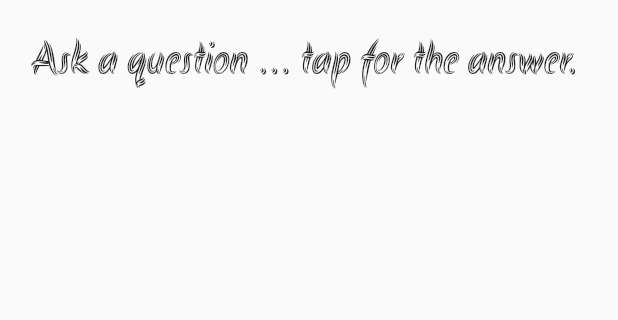
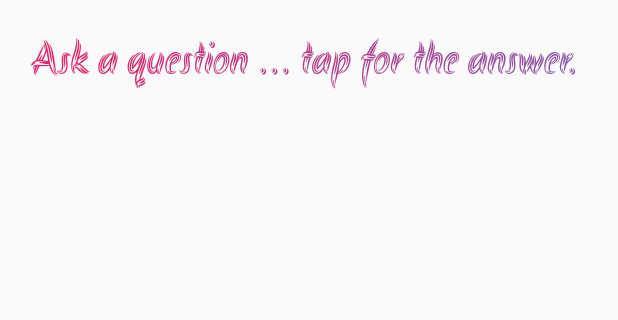
Before and after one commit to shfarazi/Calling_Card, a Flutter app: the Predictor widget shown alone on an empty page, opened directly, on a phone screen of 412 x 824 dp, the part 566-886 px from its top. Run offline on Flutter 3.47's test engine with Material 2 defaults, Android fonts, the phone set to English and light mode, and no system bars.

Commit message:
color shader added

```diff
--- a/lib/components/predictor.dart
+++ b/lib/components/predictor.dart
@@ -1,3 +1,4 @@
+import 'package:call_me_maybe/components/shades.dart';
 import 'package:call_me_maybe/models/eight_ball.dart';
 import 'package:flutter/material.dart';
 
@@ -22,15 +23,12 @@ class _PredictorState extends State<Predictor> {
         SizedBox(height: 25),
         GestureDetector(
           onTap: () {setState(() { ball.roll(); }); },
-          child: Text('Ask a question ... tap for the answer.', style: TextStyle(fontFamily: 'Akronim', fontSize: 30))
+          child: Text('Ask a question ... tap for the answer.',
+          style: TextStyle(fontFamily: 'Akronim', fontSize: 30,
+          foreground: Paint()..shader = linearGradient))
         ),
         SizedBox(height: 25),
         Text('${ball.prediction}', style: TextStyle(fontFamily: 'ArchitectsDaughter', fontSize: 18)),
       ]));
   }
 }
-
-// Widget banner(BuildContext context) {
-  //   return Text('Baby Yoda', style: TextStyle(fontFamily: 'Akronim', fontSize: 70));
-  //   // return Text('Baby Yoda', style: Theme.of(context).textTheme.display3);
-  // }
--- /dev/null
+++ b/lib/components/shades.dart
@@ -0,0 +1,6 @@
+import 'package:flutter/material.dart';
+
+//Sources: https://stackoverflow.com/questions/51686868/gradient-text-in-flutter
+final Shader linearGradient = LinearGradient(
+  colors: <Color>[Colors.pink, Colors.blue],
+).createShader(Rect.fromLTWH(0.0, 0.0, 800.0, 20.0));
--- a/lib/screens/predictor_screen.dart
+++ b/lib/screens/predictor_screen.dart
@@ -5,7 +5,7 @@ class PredictorScreen extends StatelessWidget {
   @override
   Widget build(BuildContext context) {
     return Container(
-      child: Predictor()
+        child: Predictor()
     );
   }
 }
```
Also changed, not shown: lib/home_page.dart (+0 -17 lines).
